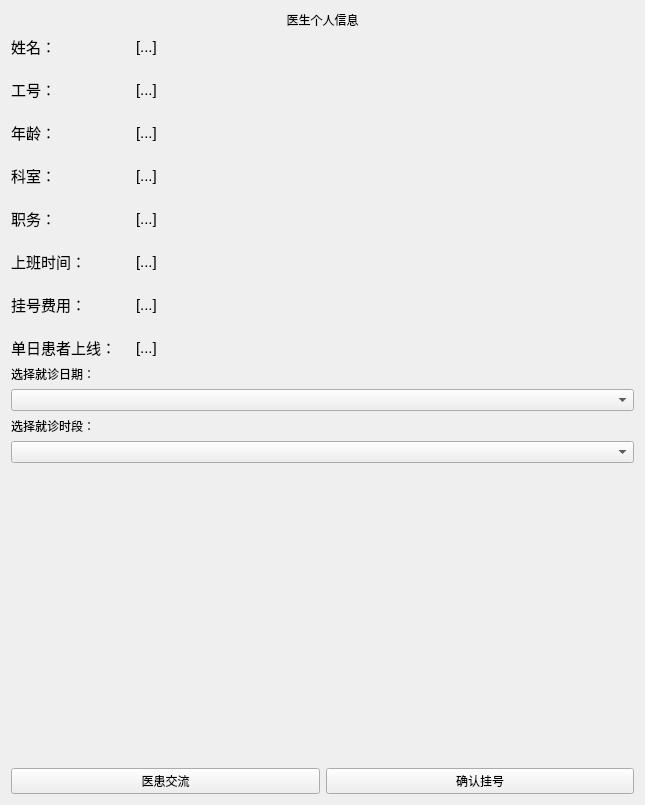
Before: the Qt Designer form code/patient/doctorinfo.ui in laonuo2004/cpp-qt-medical-system, drawn with Qt 5.
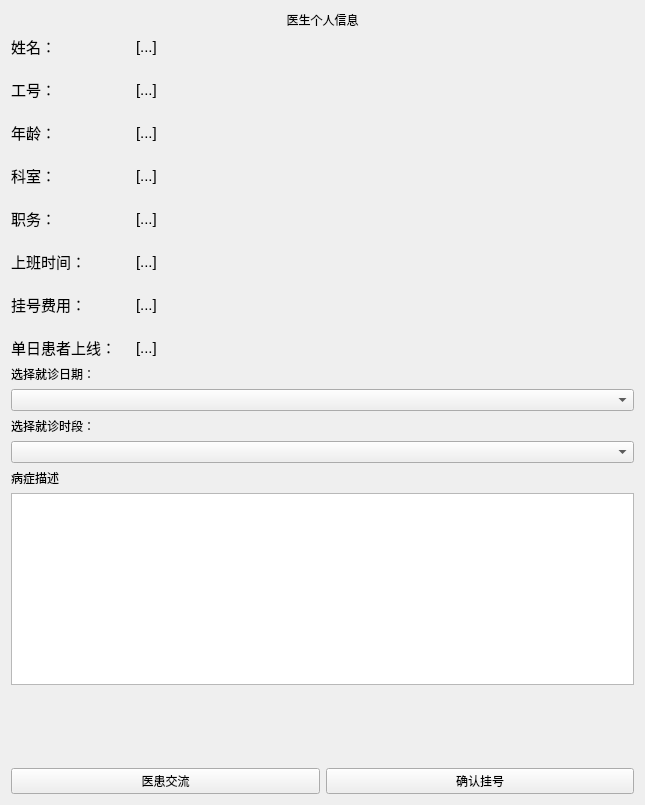
After: the same form once the commit is applied. Icons and pictures are not drawn.

```diff
--- a/code/patient/doctorinfo.ui
+++ b/code/patient/doctorinfo.ui
@@ -285,6 +285,16 @@
      </item>
     </layout>
    </item>
+   <item>
+    <widget class="QLabel" name="label_19">
+     <property name="text">
+      <string>病症描述</string>
+     </property>
+    </widget>
+   </item>
+   <item>
+    <widget class="QTextEdit" name="textEdit"/>
+   </item>
    <item>
     <spacer name="verticalSpacer">
      <property name="orientation">
```
